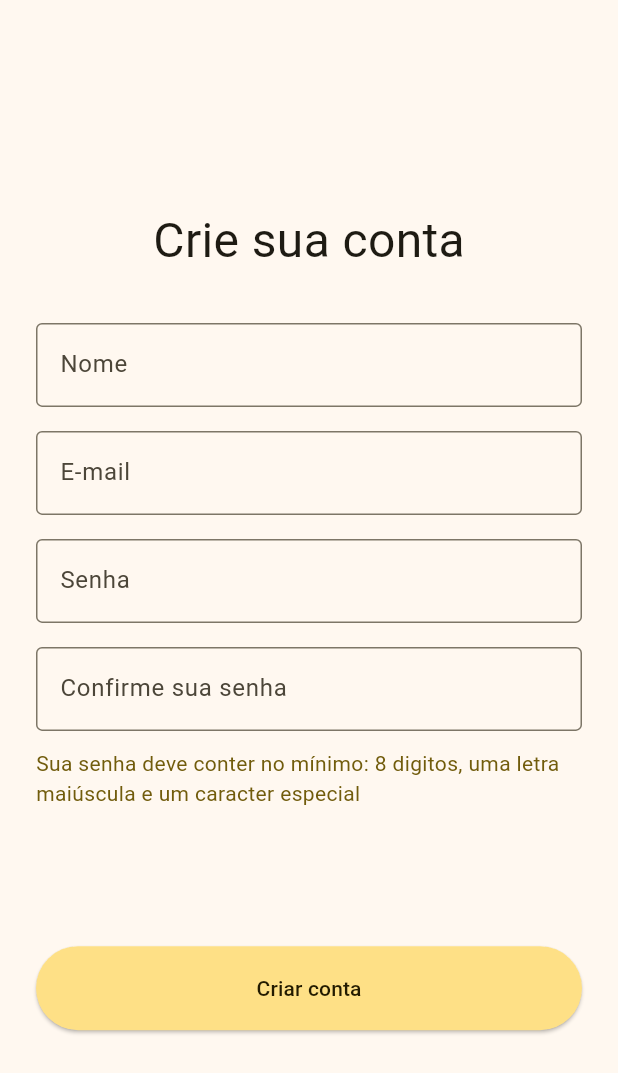
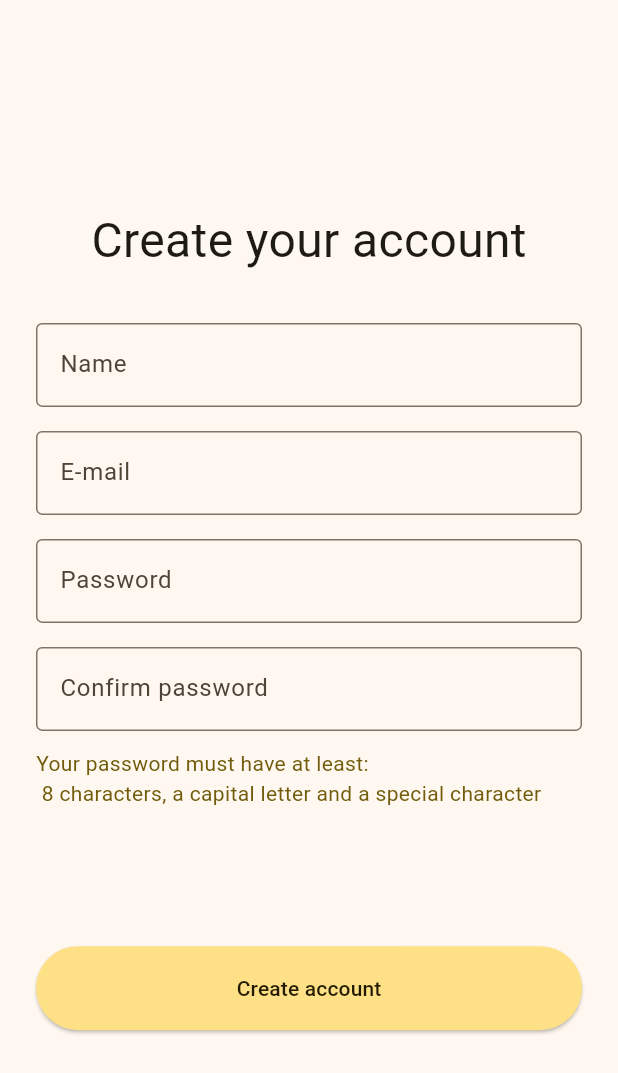
Before and after one commit to mattatito/bilhetinhos, a Flutter app: the CreateAccountPage screen opened by its route, on a phone screen of 412 x 824 dp. Shown: the top 1073 px of the screen. Run offline on Flutter 3.47's test engine with Material 3 defaults, Android fonts, the phone set to English and light mode, and no system bars; our stand-ins replace auto_size_text, firebase_auth, firebase_core, flutter_bloc; accounts and stored records are empty; generated files the repository leaves out were written again.

```diff
--- /dev/null
+++ b/l10n.yaml
@@ -0,0 +1,3 @@
+arb-dir: lib/l10n
+template-arb-file: app_en.arb
+output-localization-file: app_localizations.dart
--- /dev/null
+++ b/lib/l10n/app_en.arb
@@ -0,0 +1,26 @@
+{
+  "test": "test",
+  "ok": "Ok",
+  "problemOccurs": "A problem occurred",
+  "littleNote": "Bilhetinhos",
+  "email": "E-mail",
+  "password": "Password",
+  "signIn": "Sign In",
+  "dontHaveAnAccountClickHere": "Don't have an account? Sign up clicking here",
+  "mandatoryField": "Mandatory field",
+  "invalidEmail": "Invalid e-mail",
+  "mustHaveMin8Characters": "Must have at least 8 characters",
+  "mustContainsCapLetter": "Must contain a capital letter",
+  "mustContainsSpecialChar": "Must contain a special character",
+  "confirmationMustBeEqualPassword": "Confirmation must be equal to password",
+  "accountCreatedSuccessfully": "Account created successfully!",
+  "createYourAccount": "Create your account",
+  "name": "Name",
+  "confirmPassword": "Confirm password",
+  "passwordRequisites": "Your password must have at least:\n 8 characters, a capital letter and a special character",
+  "createAccount": "Create account",
+  "invalidLoginErrorMessage": "Invalid e-mail or password. Verify your credentials and try again.",
+  "networkError": "Problems while communicating with server. Verify your internet connection and try again.",
+  "unexpectedError": "Unexpected error happened! Try again.",
+  "emailAlreadyInUse": "E-mail already in use. Please, try again with other e-mail."
+}
--- a/lib/modules/auth/presentation/pages/create_account_page.dart
+++ b/lib/modules/auth/presentation/pages/create_account_page.dart
@@ -2,9 +2,13 @@ import 'package:bilhetinhos/modules/auth/data/repositories/user_authentication_r
 import 'package:bilhetinhos/modules/auth/domain/use_cases/create_user_use_case.dart';
 import 'package:bilhetinhos/modules/auth/presentation/states/register_state.dart';
 import 'package:bilhetinhos/modules/auth/presentation/viewmodels/register_viewmodel.dart';
+import 'package:bilhetinhos/modules/core-ui/widgets/dialogs/error_dialog.dart';
 import 'package:firebase_auth/firebase_auth.dart';
 import 'package:flutter/material.dart';
 import 'package:flutter_bloc/flutter_bloc.dart';
+import 'package:flutter_gen/gen_l10n/app_localizations.dart';
+
+import '../utils/dialog_error_message.dart';
 
 class CreateAccountPage extends StatefulWidget {
   const CreateAccountPage({super.key});
@@ -37,7 +41,7 @@ class _CreateAccountPageState extends State<CreateAccountPage> {
     }
 
     if (value.trim().isEmpty) {
-      return 'Campo obrigatório.';
+      return AppLocalizations.of(context)!.mandatoryField;
     }
     return null;
   }
@@ -48,7 +52,7 @@ class _CreateAccountPageState extends State<CreateAccountPage> {
     final emailValidator = RegExp(r'^[\w-\.]+@([\w-]+\.)+[\w-]{2,4}$');
 
     final isValidEmail = emailValidator.hasMatch(value!);
-    final validEmailMessage = isValidEmail ? null : 'E-mail inválido';
+    final validEmailMessage = isValidEmail ? null : AppLocalizations.of(context)!.invalidEmail;
 
     return isEmpty ?? validEmailMessage;
   }
@@ -60,15 +64,15 @@ class _CreateAccountPageState extends State<CreateAccountPage> {
     }
 
     if (value.length < 8) {
-      return 'Deve ter no minimo 8 caracteres.';
+      return AppLocalizations.of(context)!.mustHaveMin8Characters;
     }
 
     if (!value.contains(RegExp(r'[A-Z]'))) {
-      return 'Deve conter uma letra maiúscula.';
+      return AppLocalizations.of(context)!.mustContainsCapLetter;
     }
 
     if (!value.contains(RegExp(r'[^a-zA-Z\d\s:]'))) {
-      return 'Deve conter um caracter especial.';
+      return AppLocalizations.of(context)!.mustContainsSpecialChar;
     }
 
     return isEmpty;
@@ -78,7 +82,7 @@ class _CreateAccountPageState extends State<CreateAccountPage> {
     final isEmpty = _verifyFieldIsEmpty(value);
 
     if (value != null && _passwordKey.currentState?.value != value) {
-      return 'A confirmação deve ser igual a senha.';
+      return AppLocalizations.of(context)!.confirmationMustBeEqualPassword;
     }
 
     return isEmpty;
@@ -95,35 +99,24 @@ class _CreateAccountPageState extends State<CreateAccountPage> {
           child: BlocListener<RegisterViewModel, RegisterState>(
             bloc: registerViewModel,
             listener: (context, state) {
-              if(state is RegisterSucceed){
-                ScaffoldMessenger.of(context).showSnackBar(const SnackBar(content: Text('Conta criada com sucesso!')));
+              if (state is RegisterSucceed) {
+                ScaffoldMessenger.of(context).showSnackBar(SnackBar(
+                    content: Text(AppLocalizations.of(context)!.accountCreatedSuccessfully)));
                 Navigator.of(context).pop();
               }
-              if(state is RegisterError){
-                showAdaptiveDialog(
-                    context: context,
-                    builder: (context) {
-                      return AlertDialog(
-                          title: const Text('Ocorreu um problema.'),
-                          content: Text(state.errorMessage),
-                          actions: [
-                            TextButton(
-                                onPressed: () {
-                                  Navigator.of(context).pop();
-                                },
-                                child: const Text("Ok")),
-                          ]);
-                    });
+              if (state is RegisterError) {
+                final message = errorMessageByAuthError(context, state.error);
+                showErrorDialog(context, message);
               }
             },
             child: Column(
               mainAxisAlignment: MainAxisAlignment.center,
               children: [
-                const Flexible(
+                Flexible(
                   flex: 1,
                   child: Text(
-                    "Crie sua conta",
-                    style: TextStyle(fontSize: 32),
+                    AppLocalizations.of(context)!.createYourAccount,
+                    style: const TextStyle(fontSize: 32),
                   ),
                 ),
                 const SizedBox(
@@ -134,8 +127,9 @@ class _CreateAccountPageState extends State<CreateAccountPage> {
                       bloc: registerViewModel,
                       builder: (context, state) {
                         return TextFormField(
-                          decoration:
-                              const InputDecoration(border: OutlineInputBorder(), labelText: 'Nome'),
+                          decoration: InputDecoration(
+                              border: const OutlineInputBorder(),
+                              labelText: AppLocalizations.of(context)!.name),
                           onSaved: (value) => registerViewModel.changeUserNameValue(value ?? ''),
                           validator: _verifyFieldIsEmpty,
                         );
@@ -146,8 +140,9 @@ class _CreateAccountPageState extends State<CreateAccountPage> {
                 ),
                 Flexible(
                   child: TextFormField(
-                    decoration:
-                        const InputDecoration(border: OutlineInputBorder(), labelText: 'E-mail'),
+                    decoration: InputDecoration(
+                        border: const OutlineInputBorder(),
+                        labelText: AppLocalizations.of(context)!.email),
                     onSaved: (value) => registerViewModel.changeEmailValue(value ?? ""),
                     validator: _validateEmail,
                   ),
@@ -158,8 +153,9 @@ class _CreateAccountPageState extends State<CreateAccountPage> {
                 Flexible(
                   child: TextFormField(
                     key: _passwordKey,
-                    decoration:
-                        const InputDecoration(border: OutlineInputBorder(), labelText: 'Senha'),
+                    decoration: InputDecoration(
+                        border: const OutlineInputBorder(),
+                        labelText: AppLocalizations.of(context)!.password),
                     onSaved: (value) => registerViewModel.changePasswordValue(value ?? ""),
                     validator: _passwordValidator,
                   ),
@@ -170,8 +166,9 @@ class _CreateAccountPageState extends State<CreateAccountPage> {
                 Flexible(
                   child: TextFormField(
                     key: _confirmPasswordKey,
-                    decoration: const InputDecoration(
-                        border: OutlineInputBorder(), labelText: 'Confirme sua senha'),
+                    decoration: InputDecoration(
+                        border: const OutlineInputBorder(),
+                        labelText: AppLocalizations.of(context)!.confirmPassword),
                     onSaved: (value) => registerViewModel.changeConfirmPasswordValue(value ?? ""),
                     validator: _confirmPasswordValidator,
                   ),
@@ -183,13 +180,14 @@ class _CreateAccountPageState extends State<CreateAccountPage> {
                   child: SizedBox(
                     width: double.maxFinite,
                     child: Text(
-                    'Sua senha deve conter no mínimo:\ 8 digitos, uma letra maiúscula e um caracter especial',
+                      AppLocalizations.of(context)!.passwordRequisites,
                       style: TextStyle(
                         color: colorScheme.primary,
                       ),
                       textAlign: TextAlign.start,
                     ),
-                )),
+                  ),
+                ),
                 Flexible(flex: 1, child: Container()),
                 Flexible(
                   child: SizedBox(
@@ -206,7 +204,7 @@ class _CreateAccountPageState extends State<CreateAccountPage> {
                               child: state.loading
                                   ? const Center(child: CircularProgressIndicator())
                                   : Text(
-                                      'Criar conta',
+                                      AppLocalizations.of(context)!.createAccount,
                                       style: TextStyle(color: colorScheme.onPrimaryContainer),
                                     ),
                             );
--- a/lib/modules/auth/presentation/states/login_state.dart
+++ b/lib/modules/auth/presentation/states/login_state.dart
@@ -1,3 +1,5 @@
+
+import 'package:bilhetinhos/modules/auth/domain/errors/login_errors.dart';
 
 class LoginState {}
 
@@ -6,7 +8,7 @@ class LoggedUser extends LoginState {}
 class LoadingLoginState extends LoginState {}
 
 class ErrorLoginIn extends LoginState {
-  final String message;
+  final AuthErrors error;
 
-  ErrorLoginIn({required this.message});
+  ErrorLoginIn({required this.error});
 }
--- a/lib/modules/auth/presentation/states/register_state.dart
+++ b/lib/modules/auth/presentation/states/register_state.dart
@@ -1,3 +1,5 @@
+import 'package:bilhetinhos/modules/auth/domain/errors/login_errors.dart';
+
 class RegisterState {
   final String userName;
   final String email;
@@ -32,7 +34,7 @@ class RegisterSucceed extends RegisterState {
 
 class RegisterError extends RegisterState {
 
-  final String errorMessage;
+  final AuthErrors error;
 
-  RegisterError(this.errorMessage);
+  RegisterError(this.error);
 }
--- a/lib/modules/auth/presentation/viewmodels/login_viewmodel.dart
+++ b/lib/modules/auth/presentation/viewmodels/login_viewmodel.dart
@@ -20,14 +20,6 @@ class LoginViewModel extends Cubit<LoginState>{
       emit(LoggedUser());
       return;
     }
-
-    switch(error){
-      case InvalidLoginCredentialsError _:
-        emit(ErrorLoginIn(message: "Login e/ou senha inválidos. Verifique suas credenciais e tente novamente."));
-      case AuthNetworkRequestFailedError _:
-        emit(ErrorLoginIn(message: "Problema de comunicação com o servidor. Verifique sua conexão com a internet e tente novamente."));
-      default:
-        emit(ErrorLoginIn(message: "Ocorreu um erro inesperado! Tente novamente."));
-    }
+    emit(ErrorLoginIn(error: error));
   }
 }
--- a/pubspec.yaml
+++ b/pubspec.yaml
@@ -16,6 +16,9 @@ dependencies:
   firebase_auth: ^5.3.1
   flutter_bloc: ^8.1.6
   auto_size_text: ^3.0.0
+  flutter_localizations:
+    sdk: flutter
+  intl: ^0.19.0
 
 dev_dependencies:
   flutter_test:
@@ -26,3 +29,4 @@ dev_dependencies:
 
 flutter:
   uses-material-design: true
+  generate: true
```
Also changed, not shown: lib/l10n/app_pt.arb (added, +26 -0 lines), lib/main.dart (+13 -1 lines), lib/modules/auth/presentation/pages/login_page.dart (+13 -22 lines), lib/modules/auth/presentation/utils/dialog_error_message.dart (added, +15 -0 lines), lib/modules/auth/presentation/viewmodels/register_viewmodel.dart (+1 -9 lines), lib/modules/core-ui/widgets/dialogs/error_dialog.dart (added, +17 -0 lines), pubspec.lock. Lines whose indentation alone changed are shown as unchanged.
